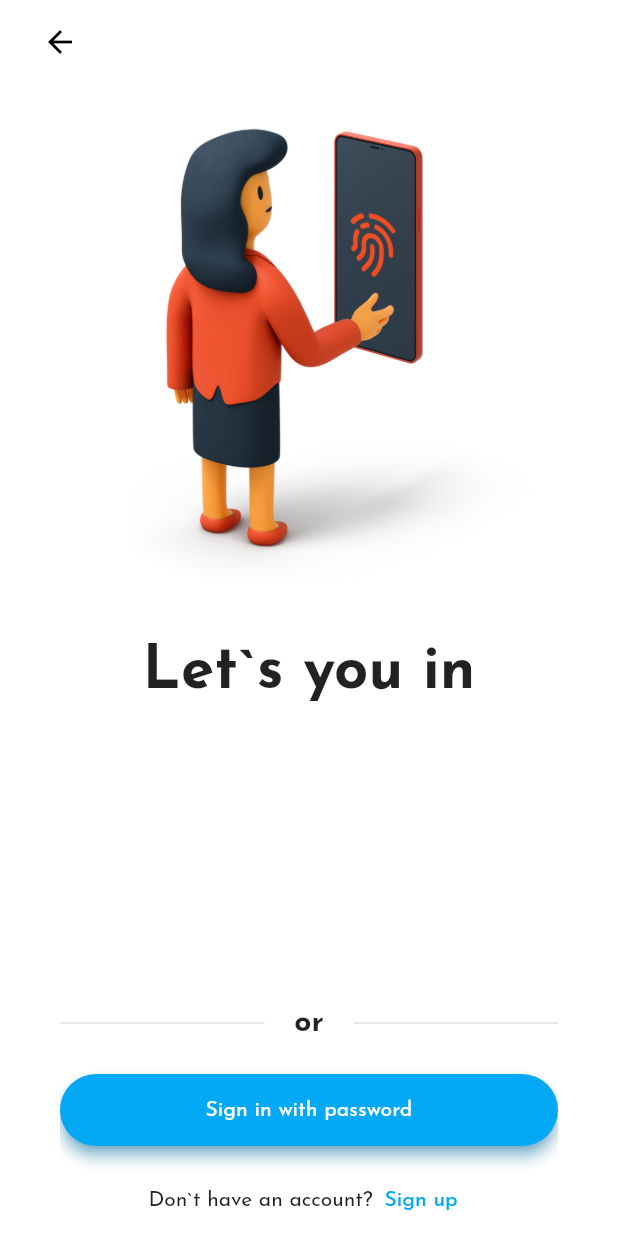
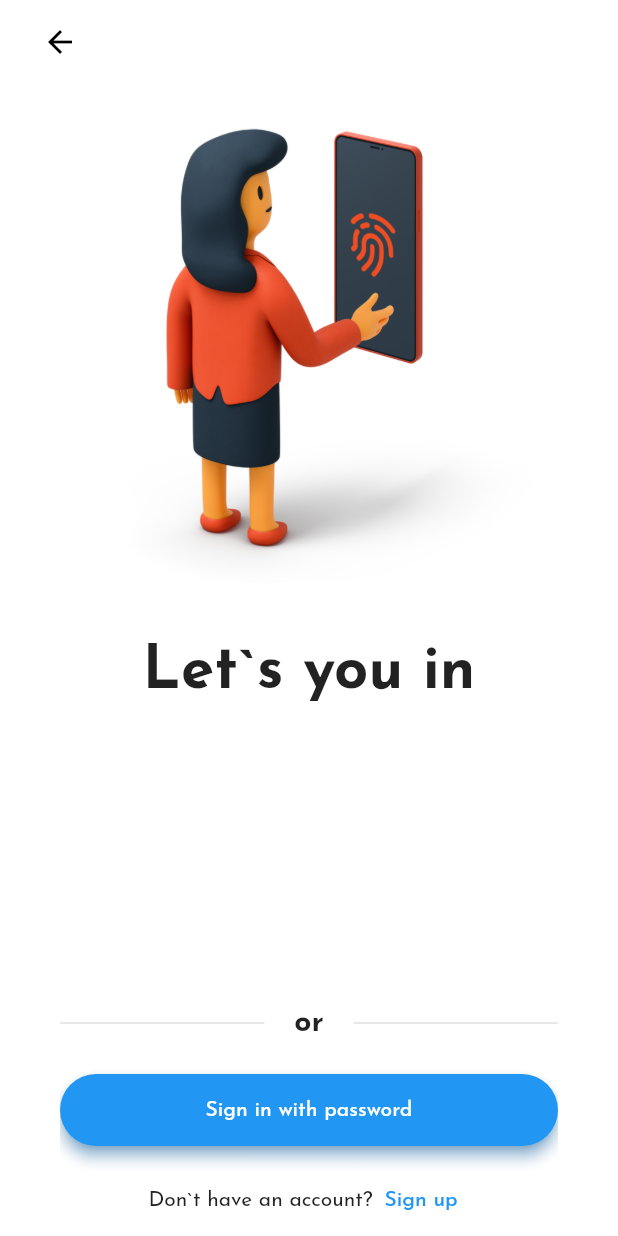
Before and after one commit to fantufantu/fanfan, a Flutter app: the screen it shows after launch, on a phone screen of 412 x 824 dp. Run offline on Flutter 3.47's test engine with Material 2 defaults, Android fonts, the phone set to English and light mode, and no system bars; our stand-ins replace go_router, google_fonts, graphql_flutter; network calls fail.

Commit message:
feat: 登录页面的样式优化

```diff
--- a/lib/main.dart
+++ b/lib/main.dart
@@ -76,9 +76,65 @@ class App extends StatelessWidget {
         },
       ),
       theme: ThemeData(
-        primarySwatch: Colors.lightBlue,
+        primarySwatch: Colors.blue,
         scaffoldBackgroundColor: Colors.white,
         textTheme: GoogleFonts.josefinSansTextTheme(),
+        inputDecorationTheme: InputDecorationTheme(
+          filled: true,
+          fillColor: Colors.grey.shade100,
+          focusColor: Colors.deepOrange,
+          border: const OutlineInputBorder(
+            borderRadius: BorderRadius.all(
+              Radius.circular(12),
+            ),
+            borderSide: BorderSide.none,
+          ),
+          enabledBorder: const OutlineInputBorder(
+            borderRadius: BorderRadius.all(
+              Radius.circular(12),
+            ),
+            borderSide: BorderSide.none,
+          ),
+          errorBorder: const OutlineInputBorder(
+            borderRadius: BorderRadius.all(
+              Radius.circular(12),
+            ),
+            borderSide: BorderSide(
+              color: Colors.red,
+            ),
+          ),
+          focusedBorder: const OutlineInputBorder(
+            borderRadius: BorderRadius.all(
+              Radius.circular(12),
+            ),
+            borderSide: BorderSide(
+              color: Colors.blue,
+            ),
+          ),
+          focusedErrorBorder: const OutlineInputBorder(
+            borderRadius: BorderRadius.all(
+              Radius.circular(12),
+            ),
+            borderSide: BorderSide(
+              color: Colors.red,
+            ),
+          ),
+          floatingLabelBehavior: FloatingLabelBehavior.never,
+          labelStyle: const TextStyle(
+            fontSize: 14,
+          ),
+        ),
+        checkboxTheme: const CheckboxThemeData(
+          shape: RoundedRectangleBorder(
+            borderRadius: BorderRadius.all(
+              Radius.circular(6),
+            ),
+          ),
+          side: BorderSide(
+            color: Colors.blue,
+            width: 2,
+          ),
+        ),
       ),
     );
   }
--- a/lib/pages/authorization/how_to_authorize.dart
+++ b/lib/pages/authorization/how_to_authorize.dart
@@ -69,7 +69,7 @@ class HowToAuthorize extends StatelessWidget {
                 height: 48,
                 child: FilledButton(
                   style: const ButtonStyle(
-                    shadowColor: MaterialStatePropertyAll(Colors.lightBlue),
+                    shadowColor: MaterialStatePropertyAll(Colors.blue),
                     elevation: MaterialStatePropertyAll(4),
                   ),
                   onPressed: () => context.go('/authorization/sign-in'),
@@ -87,6 +87,7 @@ class HowToAuthorize extends StatelessWidget {
                 height: 48,
                 child: Row(
                   mainAxisAlignment: MainAxisAlignment.center,
+                  crossAxisAlignment: CrossAxisAlignment.center,
                   children: [
                     const Text('Don`t have an account?'),
                     TextButton(
--- a/lib/pages/authorization/main.dart
+++ b/lib/pages/authorization/main.dart
@@ -19,7 +19,10 @@ class Authorization extends StatelessWidget {
           padding: const EdgeInsets.only(left: 20),
           child: IconButton(
             onPressed: () => context.go('/'),
-            icon: const Icon(Icons.arrow_back),
+            icon: const Icon(
+              Icons.arrow_back,
+              color: Colors.black,
+            ),
             splashColor: Colors.transparent,
             highlightColor: Colors.transparent,
           ),
```
Also changed, not shown: lib/components/styled_text_form_field.dart (deleted, +0 -41 lines), lib/pages/authorization/sign_in.dart (+69 -13 lines).
